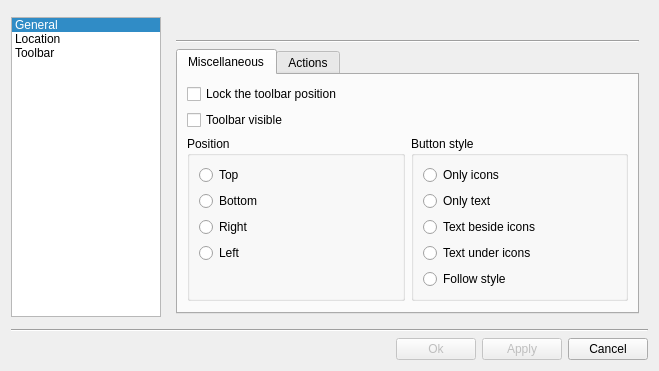
hawaii-desktop/eyesight, file src/forms/configdialog.ui: the form before one commit.
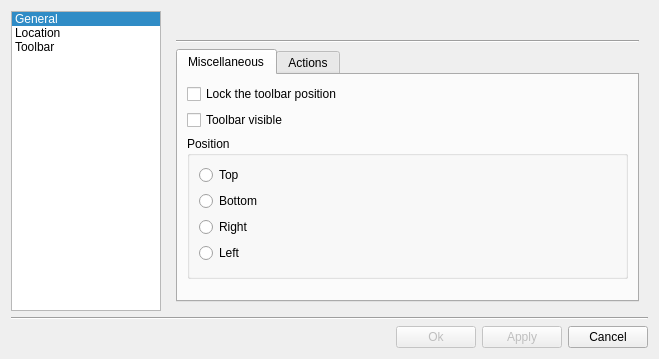
The form after the commit. The open tabs and pages were chosen to show the change.

Commit message:
Remove useless settings from the configuration dialog
No need to set toolbar style.

Diff of the .ui file:
```diff
--- a/src/forms/configdialog.ui
+++ b/src/forms/configdialog.ui
@@ -767,50 +767,6 @@
                  </layout>
                 </widget>
                </item>
-               <item>
-                <widget class="QGroupBox" name="groupBox_2">
-                 <property name="title">
-                  <string>Button style</string>
-                 </property>
-                 <layout class="QVBoxLayout" name="verticalLayout_10">
-                  <item>
-                   <widget class="QRadioButton" name="onlyIconsRadioButton">
-                    <property name="text">
-                     <string>Only icons</string>
-                    </property>
-                   </widget>
-                  </item>
-                  <item>
-                   <widget class="QRadioButton" name="onlyTextRadioButton">
-                    <property name="text">
-                     <string>Only text</string>
-                    </property>
-                   </widget>
-                  </item>
-                  <item>
-                   <widget class="QRadioButton" name="tbiRadioButton">
-                    <property name="text">
-                     <string>Text beside icons</string>
-                    </property>
-                   </widget>
-                  </item>
-                  <item>
-                   <widget class="QRadioButton" name="tuiRadioButton">
-                    <property name="text">
-                     <string>Text under icons</string>
-                    </property>
-                   </widget>
-                  </item>
-                  <item>
-                   <widget class="QRadioButton" name="fsRadioButton">
-                    <property name="text">
-                     <string>Follow style</string>
-                    </property>
-                   </widget>
-                  </item>
-                 </layout>
-                </widget>
-               </item>
               </layout>
              </item>
              <item>
```
The commit also changes 1 other file.
